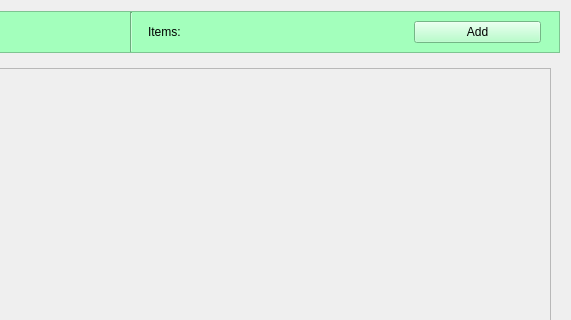
Above: src/Client/View/MainPage/List/ListsSubPage/ListsSubPage.ui from iodream/Spend-Note before the change; both pictures show x 316 to 887 and y 0 to 320 of the 887 by 602 pixel window. Below: the same form after it.
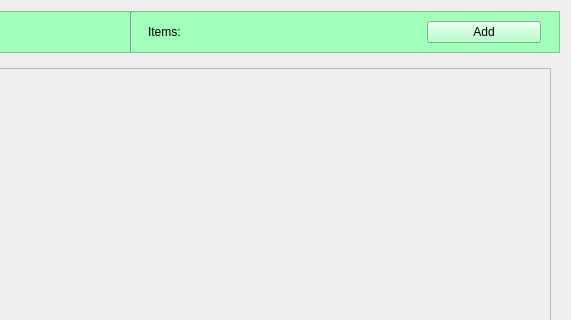
That is the form after the change.

```diff
--- a/src/Client/View/MainPage/List/ListsSubPage/ListsSubPage.ui
+++ b/src/Client/View/MainPage/List/ListsSubPage/ListsSubPage.ui
@@ -85,6 +85,22 @@
            </property>
           </widget>
          </item>
+         <item>
+          <spacer name="horizontalSpacer">
+           <property name="orientation">
+            <enum>Qt::Horizontal</enum>
+           </property>
+           <property name="sizeType">
+            <enum>QSizePolicy::Maximum</enum>
+           </property>
+           <property name="sizeHint" stdset="0">
+            <size>
+             <width>40</width>
+             <height>20</height>
+            </size>
+           </property>
+          </spacer>
+         </item>
          <item>
           <widget class="QPushButton" name="AddItemButton">
            <property name="minimumSize">
```
